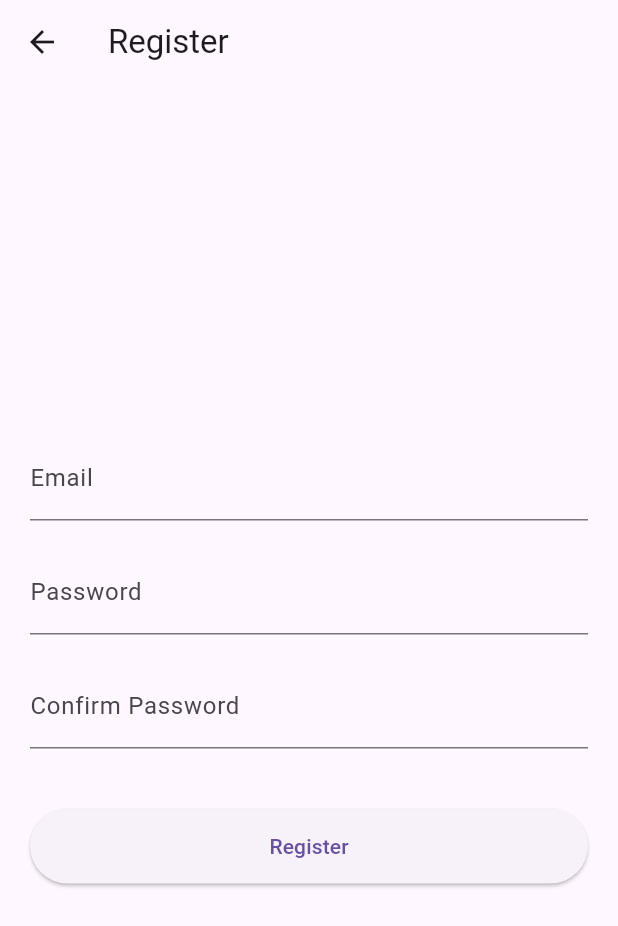
After one commit to yo-mensch/turnandlearn_app, a Flutter app: the screen it shows after launch, item 2 of the bottom bar chosen, after a tap on "Login", after a tap on "Create Account", on a phone screen of 412 x 824 dp. The commit adds this screen. Shown: the top 926 px of the screen. Run offline on Flutter 3.47's test engine with Material 3 defaults, Android fonts, the phone set to English and light mode, and no system bars; our stand-ins replace cloud_firestore, firebase_auth, firebase_core, image_cropper, image_picker; missing offline and left inert: google_mlkit_text_recognition; accounts and stored records are empty.

Commit message:
login works, yay

```diff
--- a/lib/main.dart
+++ b/lib/main.dart
@@ -1,8 +1,14 @@
 import 'package:flutter/material.dart';
-import 'screens/ingredient_analysis.dart';  // Assuming this holds your existing code
-import 'screens/user_profile.dart';         // This will be your new user profile screen
+import 'screens/ingredient_analysis.dart';
+import 'screens/user_profile.dart';
+import 'package:firebase_core/firebase_core.dart';
+import 'firebase_options.dart';
 
-void main() {
+void main() async {
+  WidgetsFlutterBinding.ensureInitialized();
+  await Firebase.initializeApp(
+    options: DefaultFirebaseOptions.currentPlatform,
+  );
   runApp(MyApp());
 }
 
@@ -12,6 +18,10 @@ class MyApp extends StatelessWidget {
     return MaterialApp(
       title: 'Text Recognition App',
       home: HomeScreen(),
+      theme: ThemeData(
+        primarySwatch: Colors.blue,
+        visualDensity: VisualDensity.adaptivePlatformDensity,
+      ),
     );
   }
 }
@@ -37,7 +47,10 @@ class _HomeScreenState extends State<HomeScreen> {
   @override
   Widget build(BuildContext context) {
     return Scaffold(
-      body: _children[_currentIndex],
+      body: IndexedStack(
+        index: _currentIndex,
+        children: _children,
+      ),
       bottomNavigationBar: BottomNavigationBar(
         onTap: onTabTapped,
         currentIndex: _currentIndex,
@@ -51,7 +64,7 @@ class _HomeScreenState extends State<HomeScreen> {
             label: 'Profile',
           ),
         ],
-        backgroundColor: Colors.blue,  // Vivid color for the navigation bar
+        backgroundColor: Colors.blue,
         selectedItemColor: Colors.white,
         unselectedItemColor: Colors.white70,
       ),
--- /dev/null
+++ b/lib/screens/registration_screen.dart
@@ -0,0 +1,79 @@
+import 'package:flutter/material.dart';
+
+class RegistrationScreen extends StatefulWidget {
+  @override
+  _RegistrationScreenState createState() => _RegistrationScreenState();
+}
+
+class _RegistrationScreenState extends State<RegistrationScreen> {
+  final _emailController = TextEditingController();
+  final _passwordController = TextEditingController();
+  final _confirmPasswordController = TextEditingController();
+  final _formKey = GlobalKey<FormState>();
+
+  @override
+  Widget build(BuildContext context) {
+    return Scaffold(
+      appBar: AppBar(
+        title: Text("Register"),
+        leading: IconButton(
+          icon: Icon(Icons.arrow_back),
+          onPressed: () => Navigator.of(context).pop(),
+        ),
+      ),
+      body: Padding(
+        padding: const EdgeInsets.all(20.0),
+        child: Form(
+          key: _formKey,
+          child: Column(
+            mainAxisAlignment: MainAxisAlignment.center,
+            children: <Widget>[
+              TextFormField(
+                controller: _emailController,
+                decoration: InputDecoration(labelText: 'Email'),
+                validator: (value) => value!.isEmpty ? "Please enter an email" : null,
+              ),
+              SizedBox(height: 20),
+              TextFormField(
+                controller: _passwordController,
+                obscureText: true,
+                decoration: InputDecoration(labelText: 'Password'),
+                validator: (value) => value!.isEmpty ? "Please enter a password" : null,
+              ),
+              SizedBox(height: 20),
+              TextFormField(
+                controller: _confirmPasswordController,
+                obscureText: true,
+                decoration: InputDecoration(labelText: 'Confirm Password'),
+                validator: (value) {
+                  if (value!.isEmpty) return "Please confirm your password";
+                  if (value != _passwordController.text) return "Passwords do not match";
+                  return null;
+                },
+              ),
+              SizedBox(height: 40),
+              ElevatedButton(
+                onPressed: () {
+                  if (_formKey.currentState!.validate()) {
+                    // Handle registration logic here
+                    print('Attempting to register with email ${_emailController.text}');
+                  }
+                },
+                child: Text('Register'),
+                style: ElevatedButton.styleFrom(minimumSize: Size(double.infinity, 50)),
+              ),
+            ],
+          ),
+        ),
+      ),
+    );
+  }
+
+  @override
+  void dispose() {
+    _emailController.dispose();
+    _passwordController.dispose();
+    _confirmPasswordController.dispose();
+    super.dispose();
+  }
+}
--- a/lib/screens/user_profile.dart
+++ b/lib/screens/user_profile.dart
@@ -1,15 +1,126 @@
 import 'package:flutter/material.dart';
+import 'package:turn_and_learn/screens/registration_screen.dart';
+import 'package:turn_and_learn/services/firestore_auth_service.dart';
+import 'package:firebase_auth/firebase_auth.dart';
 
-class UserProfile extends StatelessWidget {
+class UserProfile extends StatefulWidget {
   @override
-  Widget build(BuildContext context) {
-    return Center(
-      child: ElevatedButton(
-        child: Text('Login/Register'),
-        onPressed: () {
-          // Navigator.push to Login/Register screen (to be implemented)
-        },
+  _UserProfileState createState() => _UserProfileState();
+}
+
+class _UserProfileState extends State<UserProfile> {
+  final _formKey = GlobalKey<FormState>();
+  final _emailController = TextEditingController();
+  final _passwordController = TextEditingController();
+  final FirestoreAuthService _authService = FirestoreAuthService();
+
+  // Gets the current user from FirebaseAuth
+  User? get _user => FirebaseAuth.instance.currentUser;
+
+  // Login function
+  Future<void> _login() async {
+    if (_formKey.currentState?.validate() ?? false) {
+      try {
+        User? user = await _authService.login(
+          _emailController.text.trim(),
+          _passwordController.text,
+        );
+        if (user != null) {
+          setState(() {
+            // User is automatically updated in _user via FirebaseAuth
+          });
+        }
+      } on FirebaseAuthException catch (e) {
+        _showDialog("Login Failed", e.message ?? "An error occurred.");
+      }
+    }
+  }
+
+  // Logout function
+  void _logout() async {
+    await _authService.logout();
+    setState(() {
+    });
+  }
+
+  // Dialog to display messages
+  void _showDialog(String title, String content) {
+    showDialog(
+      context: context,
+      builder: (context) => AlertDialog(
+        title: Text(title),
+        content: Text(content),
+        actions: <Widget>[
+          TextButton(
+            onPressed: () => Navigator.of(context).pop(),
+            child: Text("OK"),
+          ),
+        ],
       ),
     );
   }
+
+  @override
+  Widget build(BuildContext context) {
+    return Scaffold(
+      body: Padding(
+        padding: const EdgeInsets.all(20.0),
+        child: _user == null ? _buildLoginForm() : _buildUserPanel(),
+      ),
+    );
+  }
+
+  // Builds the login form
+  Widget _buildLoginForm() {
+    return Form(
+      key: _formKey,
+      child: Column(
+        mainAxisAlignment: MainAxisAlignment.center,
+        children: <Widget>[
+          TextFormField(
+            controller: _emailController,
+            decoration: InputDecoration(labelText: 'Email'),
+            validator: (value) => value?.isEmpty ?? true ? 'Please enter your email' : null,
+          ),
+          TextFormField(
+            controller: _passwordController,
+            obscureText: true,
+            decoration: InputDecoration(labelText: 'Password'),
+            validator: (value) => value?.isEmpty ?? true ? 'Please enter your password' : null,
+          ),
+          ElevatedButton(
+            onPressed: _login,
+            child: Text('Login'),
+          ),
+          TextButton(
+            onPressed: () => Navigator.push(context, MaterialPageRoute(builder: (context) => RegistrationScreen())),
+            child: Text('Create Account'),
+          ),
+        ],
+      ),
+    );
+  }
+
+  // Builds user panel when logged in
+  Widget _buildUserPanel() {
+    return Center(
+      child: Column(
+        mainAxisAlignment: MainAxisAlignment.center,
+        children: [
+          Text('Logged in as: ${_user?.uid}', style: TextStyle(fontSize: 20, fontWeight: FontWeight.bold)),
+          ElevatedButton(
+            onPressed: _logout,
+            child: Text('Logout'),
+          ),
+        ],
+      ),
+    );
+  }
+
+  @override
+  void dispose() {
+    _emailController.dispose();
+    _passwordController.dispose();
+    super.dispose();
+  }
 }
--- /dev/null
+++ b/lib/services/firestore_auth_service.dart
@@ -0,0 +1,25 @@
+import 'package:cloud_firestore/cloud_firestore.dart';
+import 'dart:convert';
+import 'package:crypto/crypto.dart';
+import 'package:firebase_auth/firebase_auth.dart';
+
+class FirestoreAuthService {
+  //final FirebaseFirestore _firestore = FirebaseFirestore.instance;
+  final FirebaseAuth _firebaseAuth = FirebaseAuth.instance;
+  //User? get user => _firebaseAuth.currentUser;
+
+  Future<User?> login(String email, String password) async {
+    final passwordHash = sha256.convert(utf8.encode(password)).toString();
+    try {
+      UserCredential result = await _firebaseAuth.signInWithEmailAndPassword(email: email, password: password);
+      return result.user;
+    } catch (e) {
+      print("Login error: $e");
+      return null;
+    }
+  }
+
+  Future<void> logout() async {
+    await _firebaseAuth.signOut();
+  }
+}
--- a/pubspec.yaml
+++ b/pubspec.yaml
@@ -40,6 +40,11 @@ dependencies:
   google_mlkit_text_recognition: ^0.8.1
   image_cropper: ^5.0.1
   http: ^1.1.0
+  firebase_core: ^2.24.2
+  cloud_firestore: ^4.14.0
+  crypto: ^3.0.3
+  firebase_auth: ^4.16.0
+  firebase_messaging: ^14.7.10
 
 dev_dependencies:
   flutter_test:
```
Also changed, not shown: firebase.json (added), lib/firebase_options.dart (added), pubspec.lock, 9 other files.
